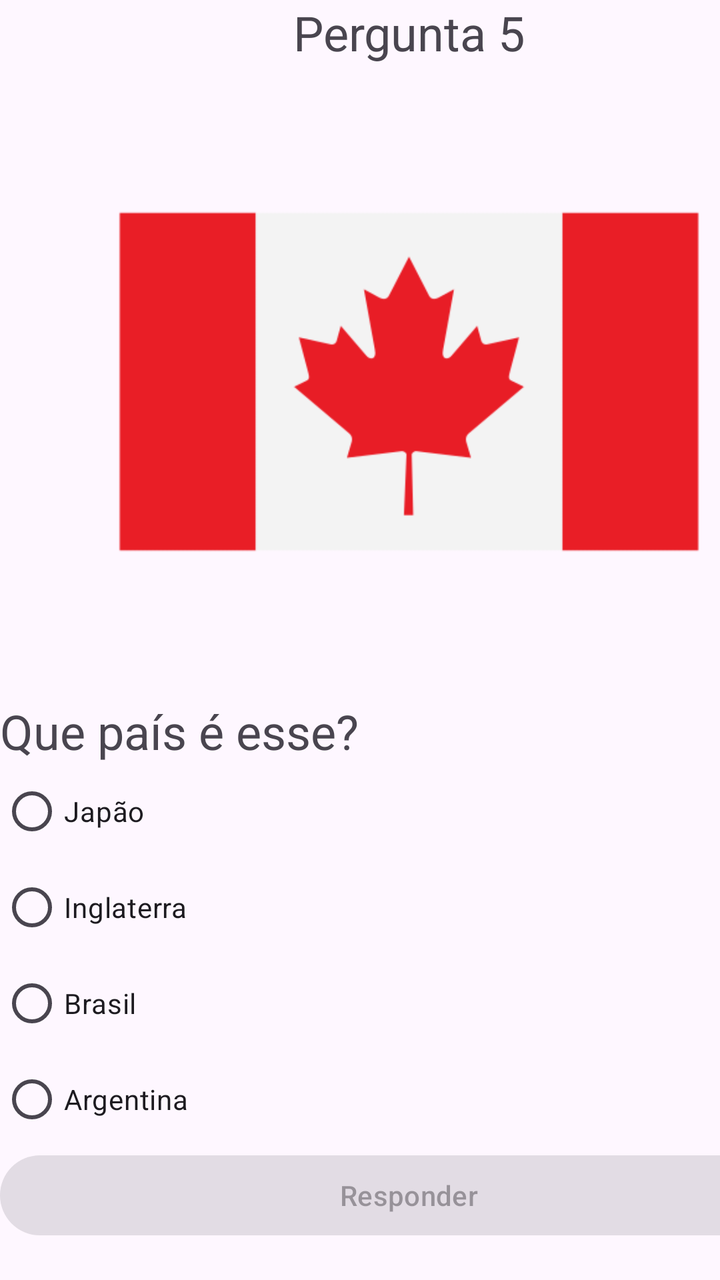
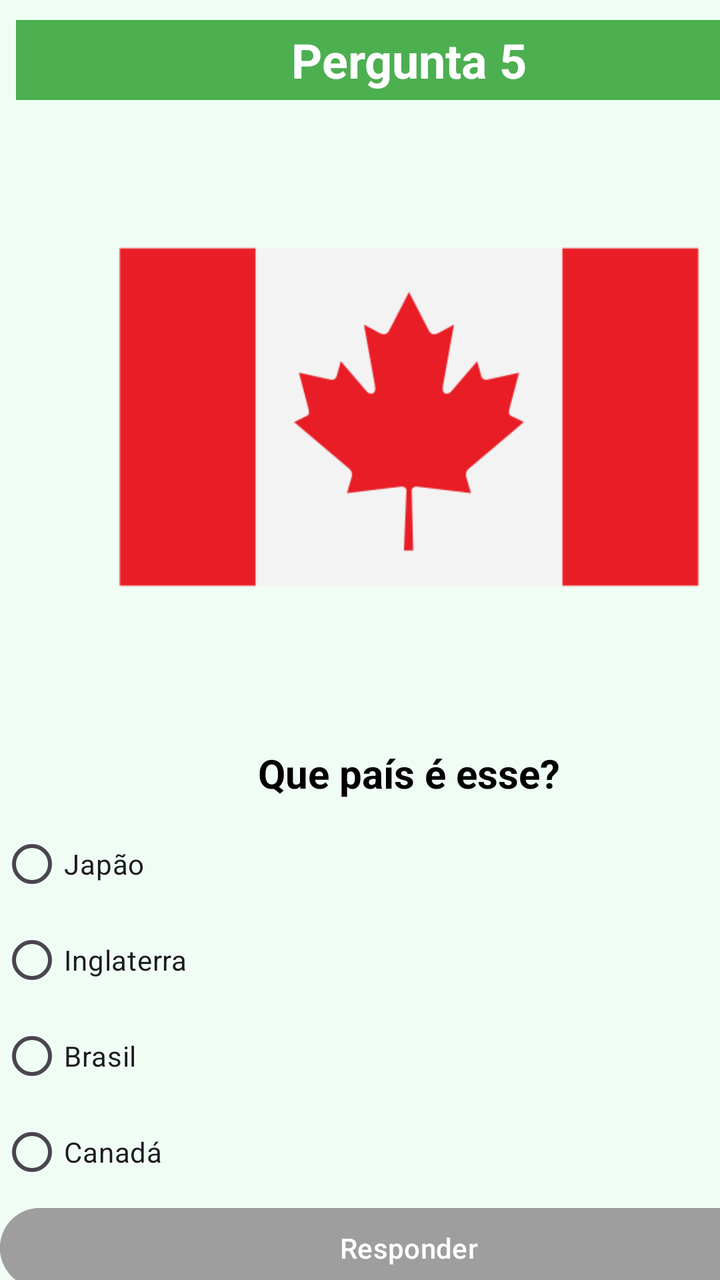

The first picture is an Android layout as it rendered before a commit; the second is the same layout after the commit. The layout source and the unified diff follow.
<!-- AndroidManifest.xml: application theme Theme.QuizBandeiras -->
<!-- res/layout/activity_pergunta5.xml -->
<?xml version="1.0" encoding="utf-8"?>
<androidx.constraintlayout.widget.ConstraintLayout xmlns:android="http://schemas.android.com/apk/res/android"
    xmlns:app="http://schemas.android.com/apk/res-auto"
    xmlns:tools="http://schemas.android.com/tools"
    android:id="@+id/main"
    android:layout_width="match_parent"
    android:layout_height="match_parent"
    tools:context=".Pergunta5">

    <LinearLayout
        android:orientation="vertical"
        android:layout_width="409dp"
        android:layout_height="729dp">
        <TextView
            android:textSize="24sp"
            android:gravity="center"
            android:id="@+id/textView6"
            android:layout_width="match_parent"
            android:layout_height="wrap_content"
            android:text="Pergunta 5"/>
        <ImageView
            android:id="@+id/imageView2"
            android:layout_width="match_parent"
            android:layout_height="317dp"
            app:srcCompat="@drawable/canada"/>
        <TextView
            android:textSize="24sp"
            android:id="@+id/textView2"
            android:layout_width="match_parent"
            android:layout_height="wrap_content"
            android:text="Que país é esse?"/>
        <RadioGroup
            android:id="@+id/rgpAlternativas"
            android:layout_width="match_parent"
            android:layout_height="match_parent">
            <RadioButton
                android:id="@+id/rgbOpcao1"
                android:layout_width="match_parent"
                android:layout_height="wrap_content"
                android:text="Japão "/>
            <RadioButton
                android:id="@+id/rgbOpcao2"
                android:layout_width="match_parent"
                android:layout_height="wrap_content"
                android:text="Inglaterra"/>
            <RadioButton
                android:id="@+id/rgbOpcao3"
                android:layout_width="match_parent"
                android:layout_height="wrap_content"
                android:text="Brasil"/>
            <RadioButton
                android:id="@+id/rgbOpcao4"
                android:layout_width="match_parent"
                android:layout_height="wrap_content"
                android:text="Argentina"/>
            <Button
                android:enabled="false"
                android:id="@+id/btnResponder"
                android:layout_width="match_parent"
                android:layout_height="wrap_content"
                android:text="Responder"/>
        </RadioGroup>
    </LinearLayout>
</androidx.constraintlayout.widget.ConstraintLayout>
<!-- resources referenced by this layout -->
<resources>
  <!-- drawable canada: png bitmap (drawable, 9076 bytes) -->
  <style name="Theme.QuizBandeiras" parent="Base.Theme.QuizBandeiras" />
  <style name="Base.Theme.QuizBandeiras" parent="Theme.Material3.DayNight.NoActionBar">
          
          
      </style>
</resources>

<!-- the commit's change to res/layout/activity_pergunta5.xml (unified diff, before → after) -->
@@ -5,60 +5,83 @@
     android:id="@+id/main"
     android:layout_width="match_parent"
     android:layout_height="match_parent"
+    android:background="#F0FDF4"
     tools:context=".Pergunta5">
 
     <LinearLayout
-        android:orientation="vertical"
         android:layout_width="409dp"
-        android:layout_height="729dp">
+        android:layout_height="729dp"
+        android:orientation="vertical">
+
         <TextView
-            android:textSize="24sp"
-            android:gravity="center"
             android:id="@+id/textView6"
             android:layout_width="match_parent"
-            android:layout_height="wrap_content"
-            android:text="Pergunta 5"/>
+            android:layout_height="40dp"
+            android:layout_marginStart="8dp"
+            android:layout_marginTop="10dp"
+            android:layout_marginEnd="8dp"
+            android:background="#4CAF50"
+            android:gravity="center"
+            android:text="Pergunta 5"
+            android:textColor="@android:color/white"
+            android:textSize="24sp"
+            android:textStyle="bold" />
+
         <ImageView
             android:id="@+id/imageView2"
             android:layout_width="match_parent"
             android:layout_height="317dp"
-            app:srcCompat="@drawable/canada"/>
+            app:srcCompat="@drawable/canada" />
+
         <TextView
-            android:textSize="24sp"
             android:id="@+id/textView2"
             android:layout_width="match_parent"
             android:layout_height="wrap_content"
-            android:text="Que país é esse?"/>
+            android:layout_marginTop="6dp"
+            android:layout_marginBottom="8dp"
+            android:gravity="center"
+            android:text="Que país é esse?"
+            android:textColor="@android:color/black"
+            android:textSize="20sp"
+            android:textStyle="bold" />
+
         <RadioGroup
             android:id="@+id/rgpAlternativas"
             android:layout_width="match_parent"
             android:layout_height="match_parent">
+
             <RadioButton
                 android:id="@+id/rgbOpcao1"
                 android:layout_width="match_parent"
                 android:layout_height="wrap_content"
-                android:text="Japão "/>
+                android:text="Japão " />
+
             <RadioButton
                 android:id="@+id/rgbOpcao2"
                 android:layout_width="match_parent"
                 android:layout_height="wrap_content"
-                android:text="Inglaterra"/>
+                android:text="Inglaterra" />
+
             <RadioButton
                 android:id="@+id/rgbOpcao3"
                 android:layout_width="match_parent"
                 android:layout_height="wrap_content"
-                android:text="Brasil"/>
+                android:text="Brasil" />
+
             <RadioButton
                 android:id="@+id/rgbOpcao4"
                 android:layout_width="match_parent"
                 android:layout_height="wrap_content"
-                android:text="Argentina"/>
+                android:text="Canadá" />
+
             <Button
-                android:enabled="false"
                 android:id="@+id/btnResponder"
                 android:layout_width="match_parent"
                 android:layout_height="wrap_content"
-                android:text="Responder"/>
+                android:backgroundTint="#9E9E9E"
+                android:enabled="false"
+                android:text="Responder"
+                android:textColor="@android:color/white" />
         </RadioGroup>
     </LinearLayout>
 </androidx.constraintlayout.widget.ConstraintLayout>
